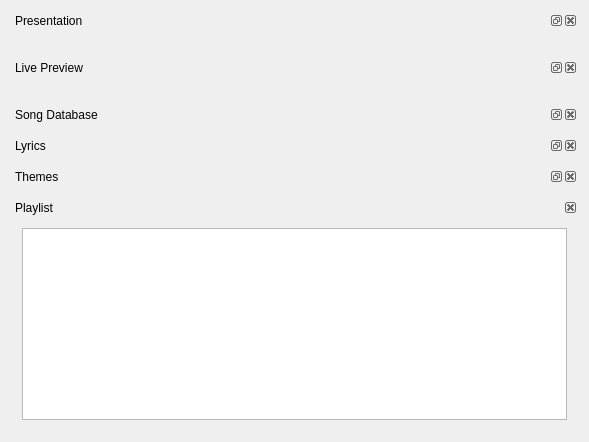
First picture: the form in kworship/kworshipview_base.ui, repository amalon/kworship, before the edit.
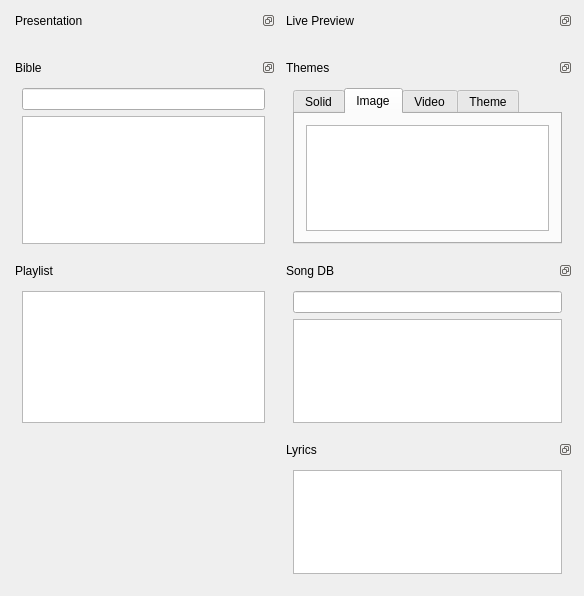
Second picture: the form after the edit.

Commit message: Tidy up of gui and naming of widgets, mostly minor tweaks

```diff
--- a/kworship/kworshipview_base.ui
+++ b/kworship/kworshipview_base.ui
@@ -5,8 +5,8 @@
    <rect>
     <x>0</x>
     <y>0</y>
-    <width>589</width>
-    <height>442</height>
+    <width>584</width>
+    <height>596</height>
    </rect>
   </property>
   <property name="windowTitle" >
@@ -15,30 +15,126 @@
   <property name="autoFillBackground" >
    <bool>true</bool>
   </property>
-  <layout class="QVBoxLayout" name="verticalLayout_2" >
-   <item>
-    <widget class="QDockWidget" name="dockWidget" >
+  <layout class="QGridLayout" name="gridLayout" >
+   <item row="0" column="0" >
+    <widget class="QDockWidget" name="dockPresentation" >
      <property name="floating" >
       <bool>false</bool>
      </property>
+     <property name="features" >
+      <set>QDockWidget::DockWidgetFloatable|QDockWidget::DockWidgetMovable</set>
+     </property>
      <property name="windowTitle" >
       <string>Presentation</string>
      </property>
      <widget class="QWidget" name="dockWidgetContents" >
-      <property name="geometry" >
-       <rect>
-        <x>4</x>
-        <y>23</y>
-        <width>573</width>
-        <height>19</height>
-       </rect>
-      </property>
       <layout class="QVBoxLayout" name="verticalLayout" />
      </widget>
     </widget>
    </item>
-   <item>
-    <widget class="QDockWidget" name="dockWidget_2" >
+   <item row="3" column="1" >
+    <widget class="QDockWidget" name="dockThemes" >
+     <property name="features" >
+      <set>QDockWidget::DockWidgetFloatable|QDockWidget::DockWidgetMovable</set>
+     </property>
+     <property name="windowTitle" >
+      <string>Themes</string>
+     </property>
+     <widget class="QWidget" name="dockWidgetContents_5" >
+      <layout class="QHBoxLayout" name="horizontalLayout" >
+       <item>
+        <widget class="QTabWidget" name="tabWidget" >
+         <property name="currentIndex" >
+          <number>1</number>
+         </property>
+         <widget class="QWidget" name="tabThemeSolid" >
+          <attribute name="title" >
+           <string>Solid</string>
+          </attribute>
+          <layout class="QHBoxLayout" name="horizontalLayout_2" >
+           <item>
+            <widget class="QListWidget" name="listSolidThemes" >
+             <property name="movement" >
+              <enum>QListView::Static</enum>
+             </property>
+             <property name="flow" >
+              <enum>QListView::LeftToRight</enum>
+             </property>
+             <property name="viewMode" >
+              <enum>QListView::IconMode</enum>
+             </property>
+            </widget>
+           </item>
+          </layout>
+         </widget>
+         <widget class="QWidget" name="tabThemeImage" >
+          <attribute name="title" >
+           <string>Image</string>
+          </attribute>
+          <layout class="QHBoxLayout" name="horizontalLayout_3" >
+           <item>
+            <widget class="QListWidget" name="listImageThemes" >
+             <property name="movement" >
+              <enum>QListView::Static</enum>
+             </property>
+             <property name="flow" >
+              <enum>QListView::LeftToRight</enum>
+             </property>
+             <property name="viewMode" >
+              <enum>QListView::IconMode</enum>
+             </property>
+            </widget>
+           </item>
+          </layout>
+         </widget>
+         <widget class="QWidget" name="tabThemeVideo" >
+          <attribute name="title" >
+           <string>Video</string>
+          </attribute>
+          <layout class="QHBoxLayout" name="horizontalLayout_4" >
+           <item>
+            <widget class="QListWidget" name="listVideoThemes" >
+             <property name="movement" >
+              <enum>QListView::Static</enum>
+             </property>
+             <property name="flow" >
+              <enum>QListView::LeftToRight</enum>
+             </property>
+             <property name="viewMode" >
+              <enum>QListView::IconMode</enum>
+             </property>
+            </widget>
+           </item>
+          </layout>
+         </widget>
+         <widget class="QWidget" name="tabThemeTheme" >
+          <attribute name="title" >
+           <string>Theme</string>
+          </attribute>
+          <layout class="QHBoxLayout" name="horizontalLayout_5" >
+           <item>
+            <widget class="QListWidget" name="listThemes" >
+             <property name="movement" >
+              <enum>QListView::Static</enum>
+             </property>
+             <property name="flow" >
+              <enum>QListView::LeftToRight</enum>
+             </property>
+             <property name="viewMode" >
+              <enum>QListView::IconMode</enum>
+             </property>
+            </widget>
+           </item>
+          </layout>
+         </widget>
+        </widget>
+       </item>
+      </layout>
+     </widget>
+    </widget>
+   </item>
+   <item row="0" column="1" >
+    <widget class="QDockWidget" name="dockPreview" >
      <property name="accessibleName" >
       <string/>
      </property>
@@ -46,7 +142,7 @@
       <bool>false</bool>
      </property>
      <property name="features" >
-      <set>QDockWidget::AllDockWidgetFeatures</set>
+      <set>QDockWidget::DockWidgetFloatable|QDockWidget::DockWidgetMovable</set>
      </property>
      <property name="allowedAreas" >
       <set>Qt::AllDockWidgetAreas</set>
@@ -55,104 +151,100 @@
       <string>Live Preview</string>
      </property>
      <widget class="QWidget" name="dockWidgetContents_2" >
-      <property name="geometry" >
-       <rect>
-        <x>4</x>
-        <y>23</y>
-        <width>573</width>
-        <height>19</height>
-       </rect>
-      </property>
       <layout class="QVBoxLayout" name="verticalLayout_4" >
        <item>
-        <layout class="QVBoxLayout" name="verticalLayout_5" />
+        <layout class="QVBoxLayout" name="layoutPreview" />
        </item>
       </layout>
      </widget>
     </widget>
    </item>
-   <item>
-    <widget class="QDockWidget" name="dockWidget_3" >
+   <item row="4" column="1" >
+    <widget class="QDockWidget" name="dockSongs" >
      <property name="floating" >
       <bool>false</bool>
      </property>
+     <property name="features" >
+      <set>QDockWidget::DockWidgetFloatable|QDockWidget::DockWidgetMovable</set>
+     </property>
      <property name="windowTitle" >
-      <string>Song Database</string>
+      <string>Song DB</string>
      </property>
      <widget class="QWidget" name="dockWidgetContents_3" >
-      <property name="geometry" >
-       <rect>
-        <x>4</x>
-        <y>23</y>
-        <width>573</width>
-        <height>19</height>
-       </rect>
-      </property>
+      <layout class="QVBoxLayout" name="verticalLayout_5" >
+       <item>
+        <widget class="QLineEdit" name="searchSongs" />
+       </item>
+       <item>
+        <widget class="QListView" name="listSongs" />
+       </item>
+       <item>
+        <layout class="QHBoxLayout" name="horizontalLayout_6" />
+       </item>
+      </layout>
      </widget>
     </widget>
    </item>
-   <item>
-    <widget class="QDockWidget" name="dockWidget_4" >
+   <item row="6" column="1" >
+    <widget class="QDockWidget" name="dockLyrics" >
+     <property name="features" >
+      <set>QDockWidget::DockWidgetFloatable|QDockWidget::DockWidgetMovable</set>
+     </property>
      <property name="windowTitle" >
       <string>Lyrics</string>
      </property>
      <widget class="QWidget" name="dockWidgetContents_4" >
-      <property name="geometry" >
-       <rect>
-        <x>4</x>
-        <y>23</y>
-        <width>573</width>
-        <height>19</height>
-       </rect>
-      </property>
+      <layout class="QVBoxLayout" name="verticalLayout_7" >
+       <item>
+        <widget class="QTreeView" name="treeView" />
+       </item>
+      </layout>
      </widget>
     </widget>
    </item>
-   <item>
-    <widget class="QDockWidget" name="dockWidget_5" >
-     <property name="windowTitle" >
-      <string>Themes</string>
-     </property>
-     <widget class="QWidget" name="dockWidgetContents_5" >
-      <property name="geometry" >
-       <rect>
-        <x>4</x>
-        <y>23</y>
-        <width>573</width>
-        <height>19</height>
-       </rect>
-      </property>
-     </widget>
-    </widget>
-   </item>
-   <item>
-    <widget class="QDockWidget" name="dockWidget_6" >
+   <item row="4" column="0" >
+    <widget class="QDockWidget" name="dockPlaylist" >
      <property name="layoutDirection" >
       <enum>Qt::LeftToRight</enum>
      </property>
      <property name="features" >
-      <set>QDockWidget::DockWidgetClosable</set>
+      <set>QDockWidget::NoDockWidgetFeatures</set>
      </property>
      <property name="windowTitle" >
       <string>Playlist</string>
      </property>
      <widget class="QWidget" name="dockWidgetContents_6" >
-      <property name="geometry" >
-       <rect>
-        <x>4</x>
-        <y>23</y>
-        <width>573</width>
-        <height>157</height>
-       </rect>
-      </property>
       <layout class="QVBoxLayout" name="verticalLayout_3" >
        <item>
-        <widget class="QTreeView" name="treeView" />
+        <widget class="QTreeView" name="treePlaylist" />
        </item>
       </layout>
      </widget>
     </widget>
    </item>
+   <item row="3" column="0" >
+    <widget class="QDockWidget" name="dockBible" >
+     <property name="features" >
+      <set>QDockWidget::DockWidgetFloatable|QDockWidget::DockWidgetMovable</set>
+     </property>
+     <property name="windowTitle" >
+      <string>Bible</string>
+     </property>
+     <widget class="QWidget" name="dockWidgetContents_7" >
+      <layout class="QVBoxLayout" name="verticalLayout_6" >
+       <item>
+        <widget class="QLineEdit" name="searchBible" />
+       </item>
+       <item>
+        <widget class="QListView" name="listBible" />
+       </item>
+      </layout>
+      <zorder>searchBible</zorder>
+      <zorder>listBible</zorder>
+      <zorder>dockPlaylist</zorder>
+     </widget>
+    </widget>
+   </item>
   </layout>
  </widget>
  <layoutdefault spacing="6" margin="11" />
```
Left out of the diff: 7 changed lines with no effect on the pictures. The commit also changes 4 other files.
